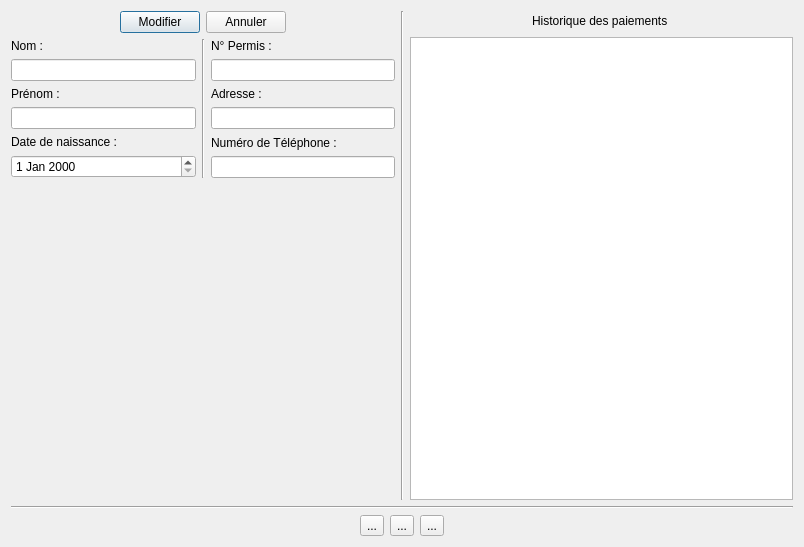
This is Auto_Ecole/moniteur/profilmoniteur.ui in AmineHouari98/auto_Ecole as Qt 5 draws it before an edit. The edited form follows.
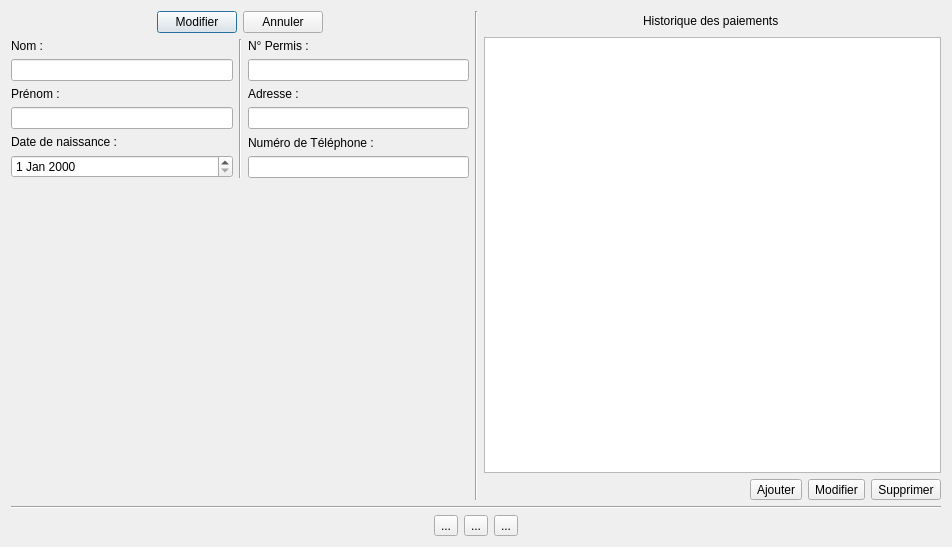
This is the edited form.

Commit message: chwiya interface

```diff
--- a/Auto_Ecole/moniteur/profilmoniteur.ui
+++ b/Auto_Ecole/moniteur/profilmoniteur.ui
@@ -6,7 +6,7 @@
    <rect>
     <x>0</x>
     <y>0</y>
-    <width>804</width>
+    <width>952</width>
     <height>547</height>
    </rect>
   </property>
@@ -231,10 +231,50 @@
          <item>
           <widget class="QTableView" name="tableView"/>
          </item>
+         <item>
+          <layout class="QHBoxLayout" name="horizontalLayout">
+           <item>
+            <spacer name="horizontalSpacer">
+             <property name="orientation">
+              <enum>Qt::Horizontal</enum>
+             </property>
+             <property name="sizeHint" stdset="0">
+              <size>
+               <width>40</width>
+               <height>20</height>
+              </size>
+             </property>
+            </spacer>
+           </item>
+           <item>
+            <widget class="QToolButton" name="toolButton_6">
+             <property name="text">
+              <string>Ajouter</string>
+             </property>
+            </widget>
+           </item>
+           <item>
+            <widget class="QToolButton" name="toolButton_5">
+             <property name="text">
+              <string>Modifier</string>
+             </property>
+            </widget>
+           </item>
+           <item>
+            <widget class="QToolButton" name="toolButton_4">
+             <property name="text">
+              <string>Supprimer</string>
+             </property>
+            </widget>
+           </item>
         </layout>
        </item>
       </layout>
      </item>
+      </layout>
+     </item>
+     <item>
+      <layout class="QVBoxLayout" name="verticalLayout">
      <item>
       <widget class="Line" name="line_5">
        <property name="orientation">
@@ -300,6 +340,8 @@
           </size>
          </property>
         </spacer>
+         </item>
+        </layout>
        </item>
       </layout>
      </item>
```
Left out of the diff: 4 changed lines with no effect on the pictures. Lines whose indentation alone changed are shown as unchanged. The commit also changes 7 other files.
